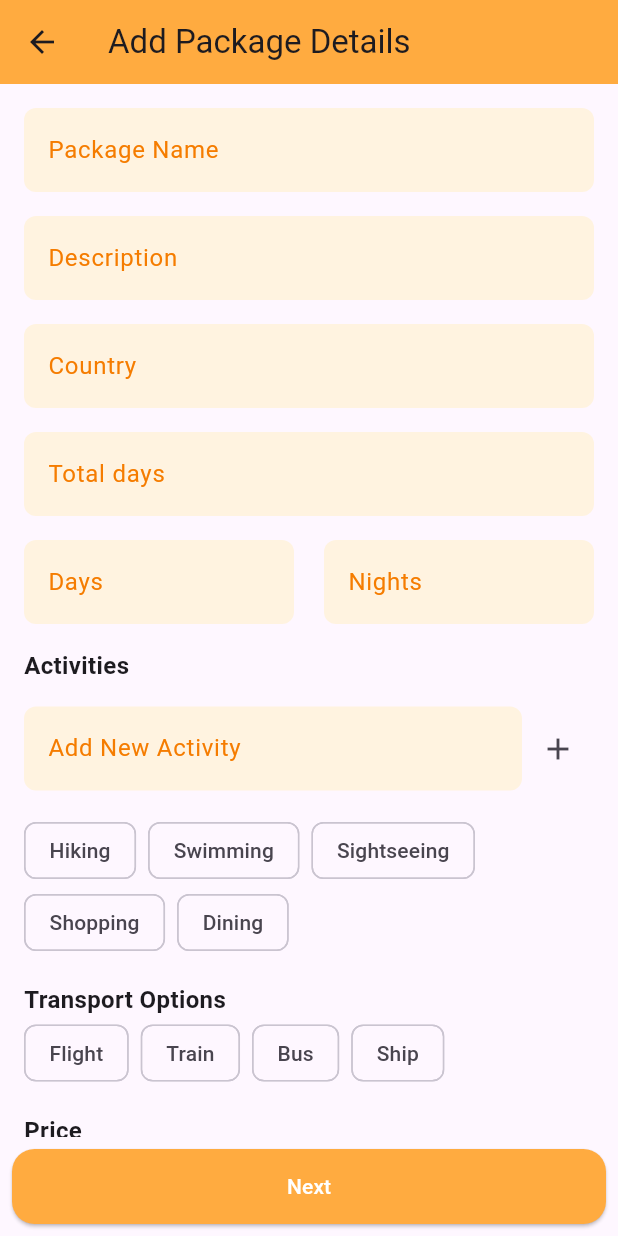
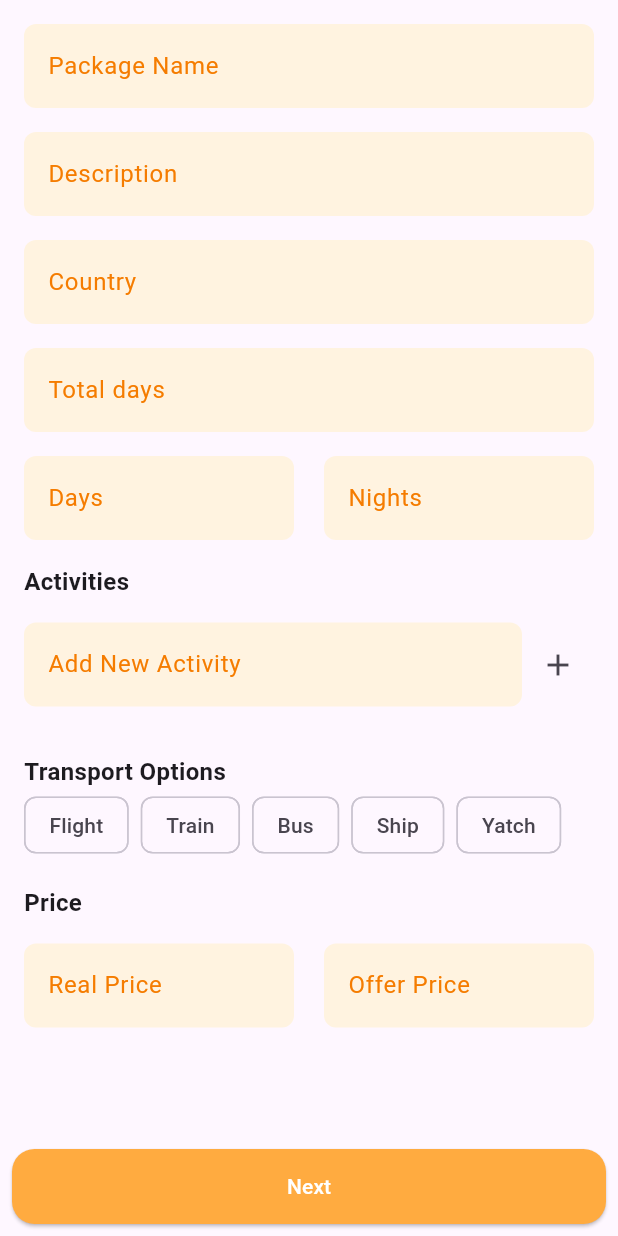
Before and after one commit to MuhammedShabeel001/travio_aadmin, a Flutter app: the ProductPage screen opened directly, tab 2 chosen, after a tap on the "add" icon, on a phone screen of 412 x 824 dp. Run offline on Flutter 3.47's test engine with Material 3 defaults, Android fonts, the phone set to English and light mode, and no system bars; our stand-ins replace bot_toast, cached_network_image, carousel_slider, cloud_firestore, curved_navigation_bar, file_picker and 7 more; accounts and stored records are empty.

Commit message:
minor update #2

```diff
--- a/lib/controller/package_provider.dart
+++ b/lib/controller/package_provider.dart
@@ -3,11 +3,14 @@ import 'dart:developer';
 import 'package:bot_toast/bot_toast.dart';
 import 'package:cloud_firestore/cloud_firestore.dart';
 import 'package:firebase_storage/firebase_storage.dart';
+import 'package:flutter/cupertino.dart';
 import 'package:flutter/material.dart';
 import 'package:file_picker/file_picker.dart';
+import 'package:travio_admin/core/common/widgets/navigation_bar.dart';
 import 'dart:io';
 
 import 'package:travio_admin/model/package_model.dart';
+import 'package:travio_admin/view/pages/product/package/package_page.dart';
 
 import '../utils/consts/constants.dart';
 
@@ -55,11 +58,7 @@ class TripPackageProvider with ChangeNotifier {
   String _searchQuery = '';
 
   final List<String> _availableActivities = [
-    'Hiking',
-    'Swimming',
-    'Sightseeing',
-    'Shopping',
-    'Dining',
+
   ];
 
   final List<String> _transportOptions = [
@@ -67,6 +66,8 @@ class TripPackageProvider with ChangeNotifier {
     'Train',
     'Bus',
     'Ship',
+    'Yatch',
+
   ];
 
     void addCountry(String country) {
@@ -238,6 +239,8 @@ Future<void> submitForm(BuildContext context) async {
 
       _resetForm();
       Navigator.pop(context);
+      Navigator.pop(context);
+      // Navigator.pushAndRemoveUntil(context, CupertinoPageRoute(builder: (context) => TNavBar(),), (route) => false,);
     } catch (e) {
       log('Error uploading data: $e');
       BotToast.showText(text: 'Error submitting data');
--- a/lib/core/common/widgets/navigation_bar.dart
+++ b/lib/core/common/widgets/navigation_bar.dart
@@ -18,6 +18,7 @@ class TNavBar extends StatefulWidget {
 }
 
 class _TNavBarState extends State<TNavBar> {
+  int? intex;
   int currentIndex = 0;
 
   final List<Widget> _pages = [
--- a/lib/view/pages/product/package/add_package_page.dart
+++ b/lib/view/pages/product/package/add_package_page.dart
@@ -15,6 +15,7 @@ class TripPackageDetailsPage extends StatelessWidget {
 
     return Scaffold(
       appBar: AppBar(
+        toolbarHeight: 0,
         title: const Text('Add Package Details'),
         backgroundColor: Colors.orangeAccent,
       ),
--- a/lib/view/pages/product/package/planning_trip_page.dart
+++ b/lib/view/pages/product/package/planning_trip_page.dart
@@ -14,6 +14,7 @@ class TripPackagePlanningPage extends StatelessWidget {
 
     return Scaffold(
       appBar: AppBar(
+        toolbarHeight: 0,
         title: const Text('Planning package'),
         backgroundColor: Colors.orangeAccent,
       ),
--- a/lib/view/pages/product/product_page.dart
+++ b/lib/view/pages/product/product_page.dart
@@ -17,7 +17,7 @@ class ProductPage extends StatelessWidget {
           backgroundColor: Colors.orangeAccent,
 
           title: const Text(
-            'Product',
+            '',
             style: TextStyle(fontSize: 32, fontWeight: FontWeight.bold),
           ),
           bottom: const
--- a/lib/view/widgets/global/t_app_bar.dart
+++ b/lib/view/widgets/global/t_app_bar.dart
@@ -2,6 +2,7 @@ import 'package:flutter/material.dart';
 
 AppBar tAppBar(String title) {
     return AppBar(
+      toolbarHeight: 30,
       backgroundColor: Colors.orangeAccent,
       title:  Text(
         title,
```
